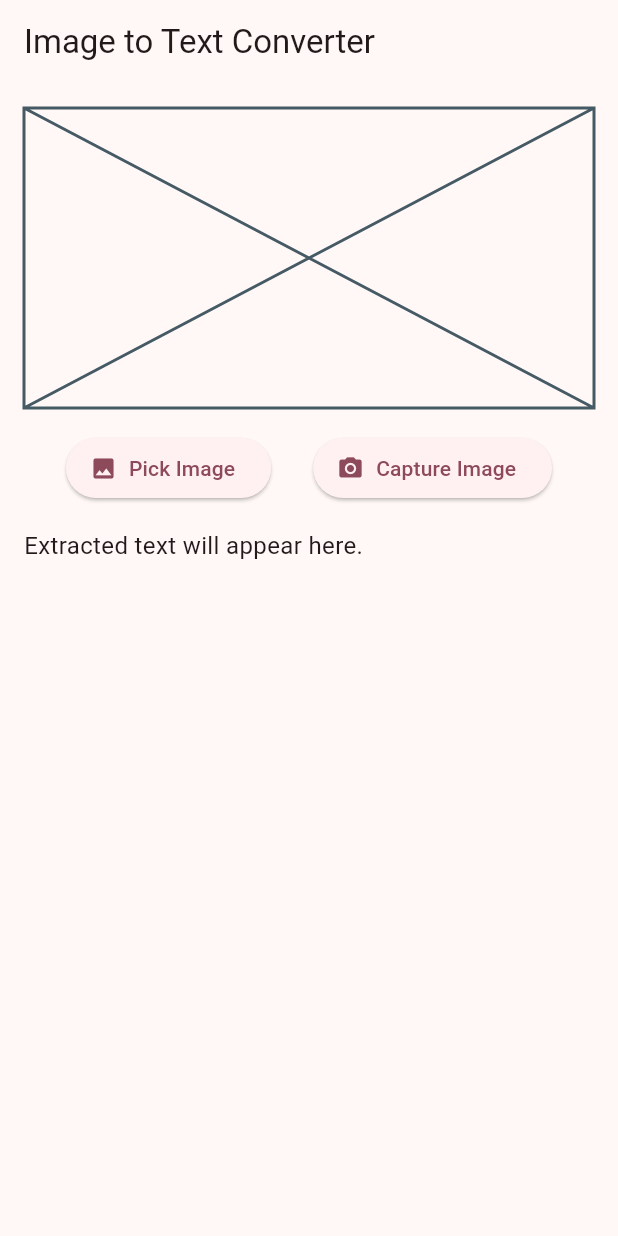
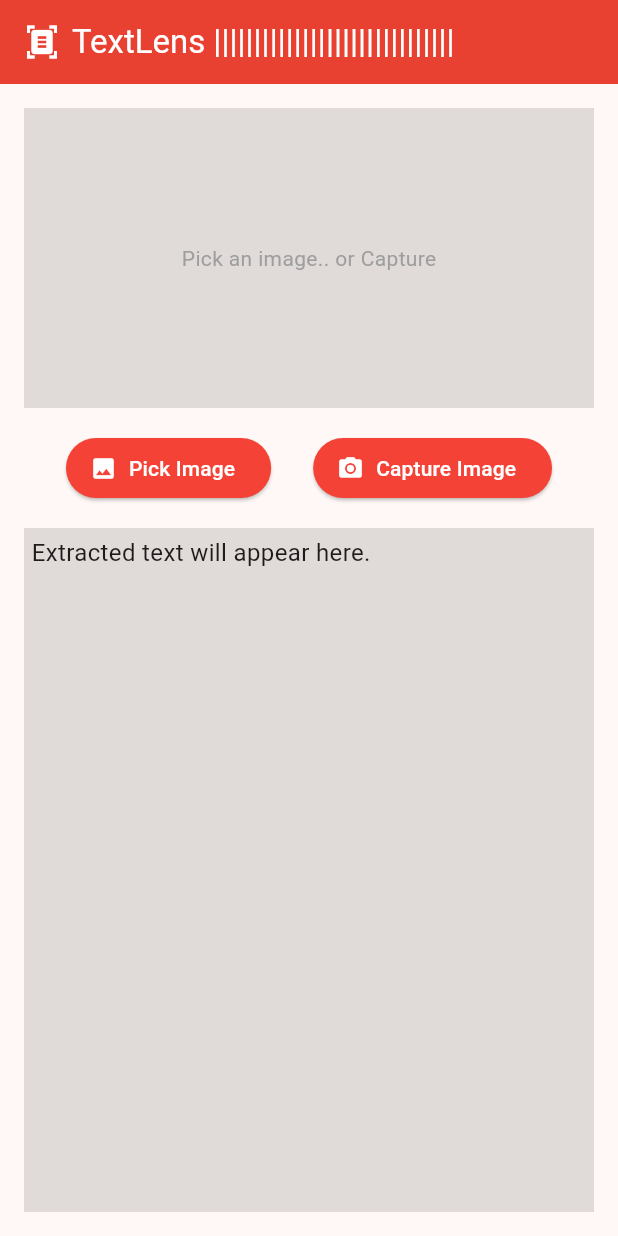
Before and after one commit to F-Reza/TextLens_Flutter, a Flutter app: the screen it shows after launch, on a phone screen of 412 x 824 dp. Run offline on Flutter 3.47's test engine with Material 3 defaults, Android fonts, the phone set to English and light mode, and no system bars; our stand-ins replace image_picker; missing offline and left inert: google_ml_kit.

Commit message:
Update-1

```diff
--- a/lib/image_to_text_converter.dart
+++ b/lib/image_to_text_converter.dart
@@ -1,6 +1,7 @@
 import 'package:flutter/material.dart';
 import 'package:image_picker/image_picker.dart';
 import 'package:google_ml_kit/google_ml_kit.dart';
+import 'package:flutter/services.dart'; // Import for Clipboard functionality
 import 'dart:io';
 
 class ImageToTextConverter extends StatefulWidget {
@@ -72,11 +73,44 @@ class _ImageToTextConverterState extends State<ImageToTextConverter> {
     }
   }
 
+  // Function to copy text to clipboard
+  void _copyToClipboard() {
+    if (_extractedText.isNotEmpty) {
+      Clipboard.setData(ClipboardData(text: _extractedText));
+      ScaffoldMessenger.of(context).showSnackBar(
+        const SnackBar(content: Text("Copied to clipboard!")),
+      );
+    }
+  }
+
   @override
   Widget build(BuildContext context) {
     return Scaffold(
       appBar: AppBar(
-        title: Text("Image to Text Converter"),
+        backgroundColor: const Color(0xFFe84132),
+        iconTheme: const IconThemeData(color: Colors.white),
+        title: const Row(
+          children: [
+            Icon(Icons.document_scanner),
+            SizedBox(width: 8,),
+            Text(
+              'TextLens ||||||||||||||||||||||||||||||',
+              style: TextStyle(color: Colors.white),
+            ),
+          ],
+        ),
+        actions: [
+          if (_selectedImage != null)
+            IconButton(
+              onPressed: () {
+                setState(() {
+                  _selectedImage = null;
+                  _extractedText = "";
+                });
+              },
+              icon: const Icon(Icons.clear),
+            ),
+        ],
       ),
       body: Padding(
         padding: const EdgeInsets.all(16.0),
@@ -85,42 +119,112 @@ class _ImageToTextConverterState extends State<ImageToTextConverter> {
           children: [
             // Display selected image or a placeholder
             _selectedImage == null
-                ? Placeholder(
-              fallbackHeight: 200,
+                ? Container(
+              alignment: Alignment.center,
+              width: MediaQuery.of(context).size.width,
+              height: 200,
+              color: Colors.black12,
+              child: const Text(
+                'Pick an image.. or Capture',
+                style: TextStyle(color: Colors.grey),
+              ),
             )
-                : Image.file(
-              _selectedImage!,
-              height: 200,
-              fit: BoxFit.cover,
+                : Expanded(
+              child: ListView(
+                children: [
+                  Image.file(
+                    _selectedImage!,
+                    height: 600,
+                    fit: BoxFit.cover,
+                  ),
+                ],
+              ),
             ),
-            SizedBox(height: 16),
+            const SizedBox(height: 16),
             // Buttons for selecting or capturing an image
             Row(
               mainAxisAlignment: MainAxisAlignment.spaceEvenly,
               children: [
                 ElevatedButton.icon(
+                  style: ButtonStyle(
+                    backgroundColor: MaterialStateProperty.all(Colors.red),
+                  ),
                   onPressed: _pickImage,
-                  icon: Icon(Icons.image),
-                  label: Text("Pick Image"),
+                  icon: const Icon(
+                    Icons.image,
+                    color: Colors.white,
+                  ),
+                  label: const Text(
+                    'Pick Image',
+                    style: TextStyle(color: Colors.white),
+                  ),
                 ),
                 ElevatedButton.icon(
+                  style: ButtonStyle(
+                    backgroundColor: MaterialStateProperty.all(Colors.red),
+                  ),
                   onPressed: _captureImage,
-                  icon: Icon(Icons.camera_alt),
-                  label: Text("Capture Image"),
+                  icon: const Icon(
+                    Icons.camera_alt,
+                    color: Colors.white,
+                  ),
+                  label: const Text(
+                    'Capture Image',
+                    style: TextStyle(color: Colors.white),
+                  ),
                 ),
               ],
             ),
-            SizedBox(height: 16),
+            const SizedBox(height: 16),
             // Show a loading indicator while processing
             _isProcessing
-                ? Center(child: CircularProgressIndicator())
+                ? const Center(child: CircularProgressIndicator())
                 : Expanded(
               child: SingleChildScrollView(
-                child: Text(
-                  _extractedText.isEmpty
-                      ? "Extracted text will appear here."
-                      : _extractedText,
-                  style: TextStyle(fontSize: 16),
+                child: Column(
+                  crossAxisAlignment: CrossAxisAlignment.start,
+                  children: [
+                    if (_extractedText.isNotEmpty)
+                      Align(
+                        alignment: Alignment.center,
+                        child: SizedBox(
+                          height: 34,
+                          child: ElevatedButton.icon(
+                            style: ButtonStyle(
+                              backgroundColor: MaterialStateProperty.all(Colors.grey),
+                            ),
+                            onPressed: _copyToClipboard,
+                            icon: const Icon(Icons.copy, color: Colors.white),
+                            label: const Text(
+                              "Copy Text",
+                              style: TextStyle(color: Colors.white),
+                            ),
+                          ),
+                        ),
+                      ),
+                    _extractedText.isEmpty
+                        ? Container(
+                      padding: const EdgeInsets.all(5),
+                      height: MediaQuery.of(context).size.height,
+                      width: MediaQuery.of(context).size.width,
+                      color: Colors.black12,
+                          child: const Text(
+                            "Extracted text will appear here.",
+                            style: TextStyle(fontSize: 16),
+                          ),
+                        )
+                        : SelectableText(
+                      _extractedText,
+                      style: const TextStyle(fontSize: 16),
+                      toolbarOptions: const ToolbarOptions(
+                        copy: true,
+                        selectAll: true,
+                      ),
+                      showCursor: true,
+                      cursorColor: Colors.redAccent,
+                      cursorWidth: 2,
+                    ),
+                  ],
                 ),
               ),
             ),
--- a/lib/main.dart
+++ b/lib/main.dart
@@ -19,7 +19,7 @@ class MyApp extends StatelessWidget {
         colorScheme: ColorScheme.fromSeed(seedColor: Colors.pinkAccent),
         useMaterial3: true,
       ),
-      home: ImageToTextConverter(),
+      home: const ImageToTextConverter(),
     );
   }
 }
```
